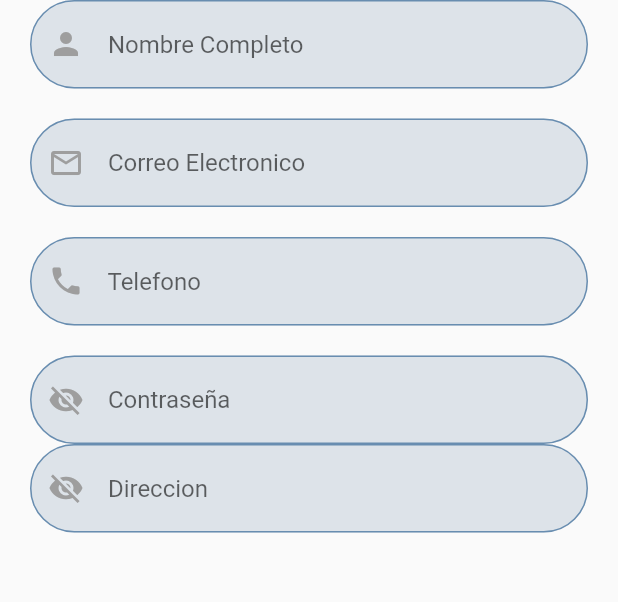
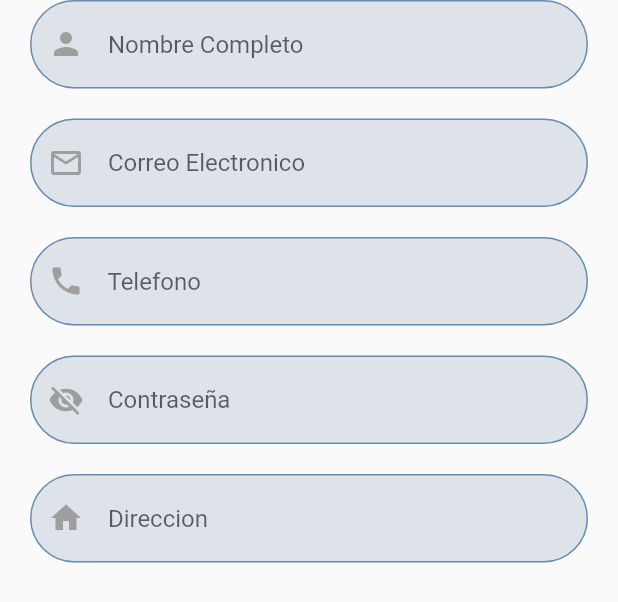
Before and after one commit to the-survivors-19/mobile_palacio_aseo, a Flutter app: the _TextField widget shown alone on an empty page, opened directly, on a phone screen of 412 x 824 dp. Shown: the top 602 px of the screen. Run offline on Flutter 3.47's test engine with Material 2 defaults, Android fonts, the phone set to English and light mode, and no system bars; our stand-ins replace dio, get_it, google_fonts, logger.

Commit message:
Se añadio a registro el campo direccion

```diff
--- a/lib/pages/signup.dart
+++ b/lib/pages/signup.dart
@@ -70,8 +70,9 @@ class _TextField extends StatelessWidget {
               type: TextInputType.text,
               pass: true,
               texto: ' Contraseña'),
+          const SizedBox(height: 20),
           TextFieldCustom(
-              icono: Icons.visibility_off,
+              icono: Icons.home,
               type: TextInputType.text,
               pass: true,
               texto: ' Direccion'),
--- a/lib/pages/splash.dart
+++ b/lib/pages/splash.dart
@@ -12,7 +12,7 @@ class SplashScreen extends StatefulWidget {
 class _SplashScreenState extends State<SplashScreen> {
   @override
   void initState() {
-    var d = const Duration(seconds: 5);
+    var d = const Duration(seconds: 1);
     Future.delayed(d, () {
       Navigator.pushAndRemoveUntil(context, MaterialPageRoute(
         builder: (context) {
```
